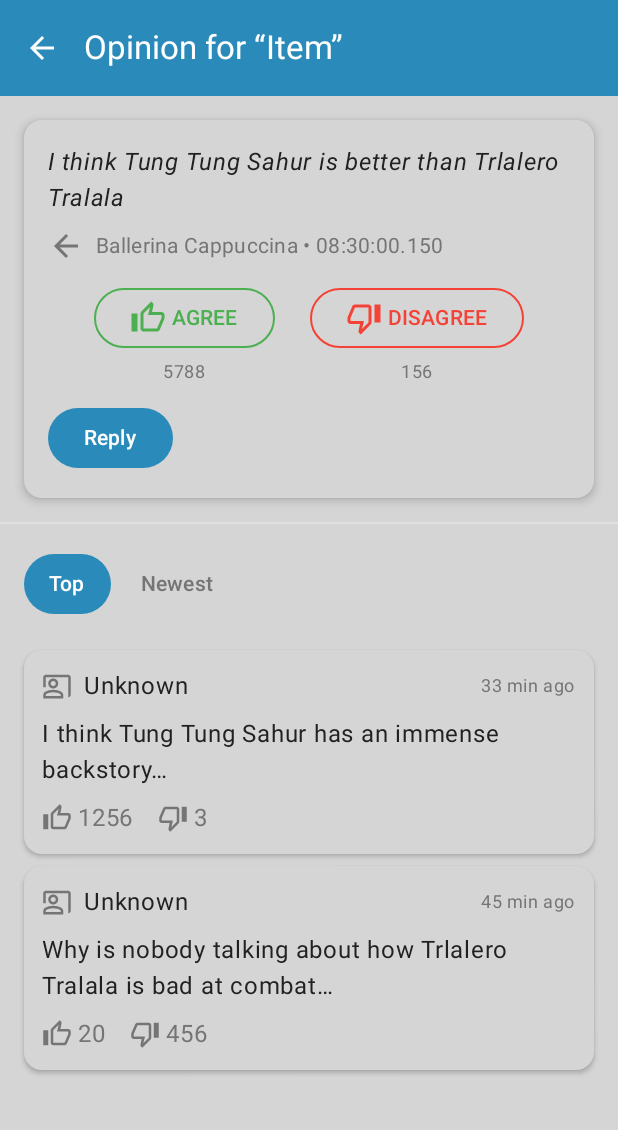
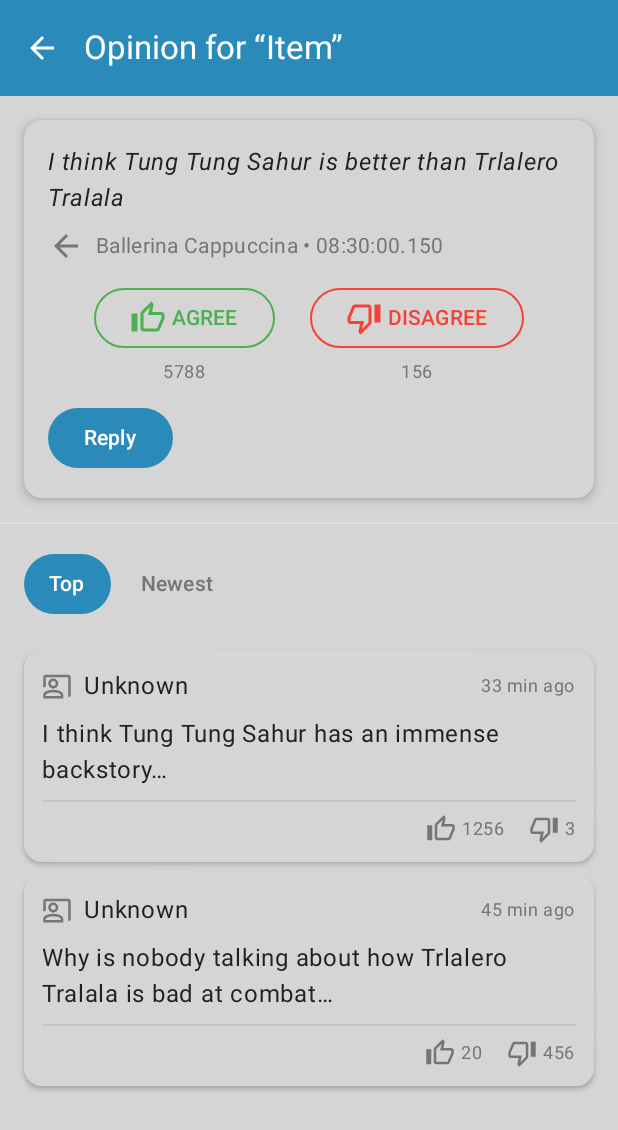
Before and after one commit to miguelthemigs/OpenLine, an Android app built with Jetpack Compose: the screen it shows after launch (MainActivity), on a phone screen of 412 x 824 dp. Shown: the top 1130 px of the screen. Run offline under Robolectric (Android 15) with nearby library versions, the phone set to English and light mode, and no system bars.

Commit message:
hello my bro

```diff
--- a/app/src/main/java/com/example/openline/view/components/CommentItem.kt
+++ b/app/src/main/java/com/example/openline/view/components/CommentItem.kt
@@ -1,4 +1,3 @@
-// com/example/openline/ui/screens/CommentItem.kt
 package com.example.openline.ui.screens
 
 import UserName
@@ -8,6 +7,7 @@ import androidx.compose.foundation.clickable
 import androidx.compose.foundation.layout.*
 import androidx.compose.material3.Card
 import androidx.compose.material3.CardDefaults
+import androidx.compose.material3.Divider
 import androidx.compose.material3.Icon
 import androidx.compose.material3.MaterialTheme
 import androidx.compose.material3.Text
@@ -15,6 +15,7 @@ import androidx.compose.runtime.Composable
 import androidx.compose.ui.Modifier
 import androidx.compose.ui.Alignment
 import androidx.compose.ui.unit.dp
+import androidx.compose.ui.unit.sp
 import com.example.openline.model.Comment
 import com.example.openline.utils.timeAgo
 import androidx.compose.material.icons.Icons
@@ -23,36 +24,48 @@ import androidx.compose.material.icons.outlined.ThumbUp
 import androidx.compose.material.icons.outlined.ThumbDown
 import com.example.app.ui.theme.TextPrimary
 import com.example.app.ui.theme.TextSecondary
+import androidx.lifecycle.viewmodel.compose.viewModel
+import com.example.openline.viewmodel.UsersViewModel
 
+/**
+ * Displays a single comment, with:
+ *  • avatar icon, username, timestamp
+ *  • comment text
+ *  • a row below with:
+ *     – left: “<count> replies >” (clickable if onRepliesClick != null)
+ *     – right: thumbs-up & count, thumbs-down & count
+ */
 @RequiresApi(Build.VERSION_CODES.O)
 @Composable
 fun CommentItem(
     comment: Comment,
     onReact: (like: Boolean) -> Unit,
-    onClick: (() -> Unit)? = null,     // ← new
+    repliesCount: Int = 0,
+    onRepliesClick: (() -> Unit)? = null,
+    onClick: (() -> Unit)? = null,
     modifier: Modifier = Modifier
 ) {
+    val usersViewModel: UsersViewModel = viewModel()
     Card(
         modifier = modifier
-            .then(
-                if (onClick != null)
-                    Modifier.clickable { onClick() }
-                else Modifier
-            ),
+            .then(if (onClick != null) Modifier.clickable { onClick() } else Modifier),
         colors = CardDefaults.cardColors(containerColor = MaterialTheme.colorScheme.surface),
         elevation = CardDefaults.cardElevation(defaultElevation = 2.dp)
     ) {
         Column(Modifier.padding(12.dp)) {
+            // Header: avatar, username, time
             Row(verticalAlignment = Alignment.CenterVertically) {
                 Icon(
                     imageVector = Icons.Outlined.CoPresent,
                     contentDescription = "User avatar",
                     tint = TextSecondary,
-                    modifier = Modifier.size(20.dp)
+                    modifier = Modifier
+                        .size(20.dp)
                 )
                 Spacer(Modifier.width(8.dp))
 
-                UserName(                          // ← your existing UserName
+                // user name loader
+                UserName(
                     userId = comment.userId.toString(),
                     modifier = Modifier.weight(1f)
                 )
@@ -68,6 +81,7 @@ fun CommentItem(
 
             Spacer(Modifier.height(8.dp))
 
+            // Comment text
             Text(
                 text = comment.text,
                 style = MaterialTheme.typography.bodyLarge,
@@ -75,7 +89,34 @@ fun CommentItem(
             )
 
             Spacer(Modifier.height(8.dp))
+            Divider()
 
+            // Footer row: replies link on left, reactions on right
+            Row(
+                modifier = Modifier
+                    .fillMaxWidth()
+                    .padding(top = 8.dp),
+                verticalAlignment = Alignment.CenterVertically
+            ) {
+                if (onRepliesClick != null) {
+                    Text(
+                        text = when {
+                            repliesCount > 99 -> "99+ replies ›"
+                            repliesCount > 0  -> "$repliesCount replies ›"
+                            else              -> "No replies"
+                        },
+                        style = MaterialTheme.typography.bodySmall.copy(fontSize = 12.sp),
+                        color = TextSecondary,
+                        modifier = Modifier
+                            .clickable { onRepliesClick() }
+                    )
+                } else {
+                    Spacer(Modifier.width(1.dp))
+                }
+
+                Spacer(Modifier.weight(1f))
+
+                // Thumbs-up + count
                 Row(verticalAlignment = Alignment.CenterVertically) {
                     Icon(
                         Icons.Outlined.ThumbUp,
@@ -86,10 +127,17 @@ fun CommentItem(
                             .clickable { onReact(true) }
                     )
                     Spacer(Modifier.width(4.dp))
-                Text(comment.likes.toString(), color = TextSecondary)
+                    Text(
+                        text = comment.likes.toString(),
+                        style = MaterialTheme.typography.bodySmall,
+                        color = TextSecondary
+                    )
+                }
 
                 Spacer(Modifier.width(16.dp))
 
+                // Thumbs-down + count
+                Row(verticalAlignment = Alignment.CenterVertically) {
                     Icon(
                         Icons.Outlined.ThumbDown,
                         contentDescription = "Dislike",
@@ -99,8 +147,13 @@ fun CommentItem(
                             .clickable { onReact(false) }
                     )
                     Spacer(Modifier.width(4.dp))
-                Text(comment.dislikes.toString(), color = TextSecondary)
+                    Text(
+                        text = comment.dislikes.toString(),
+                        style = MaterialTheme.typography.bodySmall,
+                        color = TextSecondary
+                    )
                 }
             }
         }
     }
+}
```
Also changed, not shown: app/src/main/java/com/example/openline/MainActivity.kt (+5 -5 lines), app/src/main/java/com/example/openline/viewmodel/CommentViewModel.kt (added, +252 -0 lines). Lines whose indentation alone changed are shown as unchanged.
